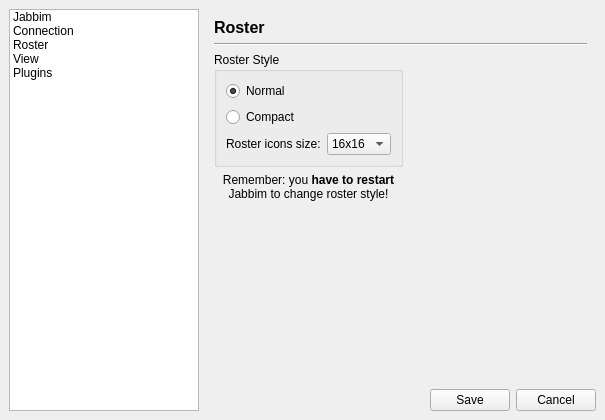
Above: widgets/preferences.ui from xmpp-graveyard/jabbim before the change. Below: the same form after it.
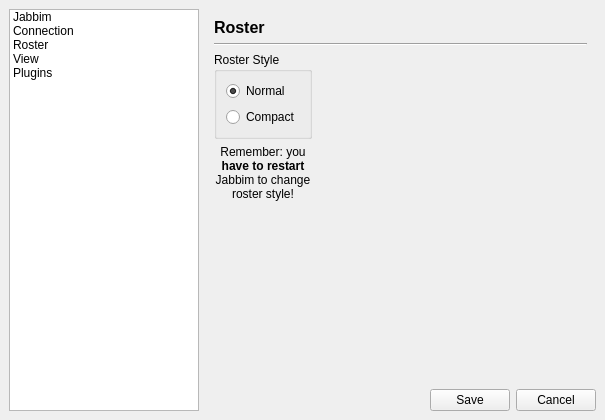
That is the form after the change. The open tabs and pages were chosen to show the change. Icons and pictures are not drawn.

```diff
--- a/widgets/preferences.ui
+++ b/widgets/preferences.ui
@@ -19,7 +19,19 @@
    <property name="margin" >
     <number>9</number>
    </property>
-   <property name="spacing" >
+   <property name="topMargin" >
+    <number>9</number>
+   </property>
+   <property name="rightMargin" >
+    <number>9</number>
+   </property>
+   <property name="bottomMargin" >
+    <number>9</number>
+   </property>
+   <property name="horizontalSpacing" >
+    <number>6</number>
+   </property>
+   <property name="verticalSpacing" >
     <number>6</number>
    </property>
    <item rowspan="2" row="0" column="0" >
@@ -444,7 +456,19 @@
        <property name="margin" >
         <number>9</number>
        </property>
-       <property name="spacing" >
+       <property name="topMargin" >
+        <number>9</number>
+       </property>
+       <property name="rightMargin" >
+        <number>9</number>
+       </property>
+       <property name="bottomMargin" >
+        <number>9</number>
+       </property>
+       <property name="horizontalSpacing" >
+        <number>6</number>
+       </property>
+       <property name="verticalSpacing" >
         <number>6</number>
        </property>
        <item row="4" column="0" >
@@ -511,42 +535,6 @@
             </property>
            </widget>
           </item>
-          <item>
-           <layout class="QHBoxLayout" >
-            <property name="margin" >
-             <number>0</number>
-            </property>
-            <property name="spacing" >
-             <number>6</number>
-            </property>
-            <item>
-             <widget class="QLabel" name="label_9" >
-              <property name="text" >
-               <string>Roster icons size:</string>
-              </property>
-             </widget>
-            </item>
-            <item>
-             <widget class="QComboBox" name="roster_iconSize" >
-              <item>
-               <property name="text" >
-                <string>16x16</string>
-               </property>
-              </item>
-              <item>
-               <property name="text" >
-                <string>22x22</string>
-               </property>
-              </item>
-              <item>
-               <property name="text" >
-                <string>32x32</string>
-               </property>
-              </item>
-             </widget>
-            </item>
-           </layout>
-          </item>
          </layout>
         </widget>
        </item>
@@ -780,12 +768,21 @@
    </item>
    <item row="1" column="2" >
     <layout class="QHBoxLayout" >
-     <property name="margin" >
-      <number>0</number>
-     </property>
      <property name="spacing" >
       <number>6</number>
      </property>
+     <property name="leftMargin" >
+      <number>0</number>
+     </property>
+     <property name="topMargin" >
+      <number>0</number>
+     </property>
+     <property name="rightMargin" >
+      <number>0</number>
+     </property>
+     <property name="bottomMargin" >
+      <number>0</number>
+     </property>
      <item>
       <widget class="QPushButton" name="saveButton" >
        <property name="text" >
```
Left out of the diff: 294 changed lines with no effect on the pictures.
